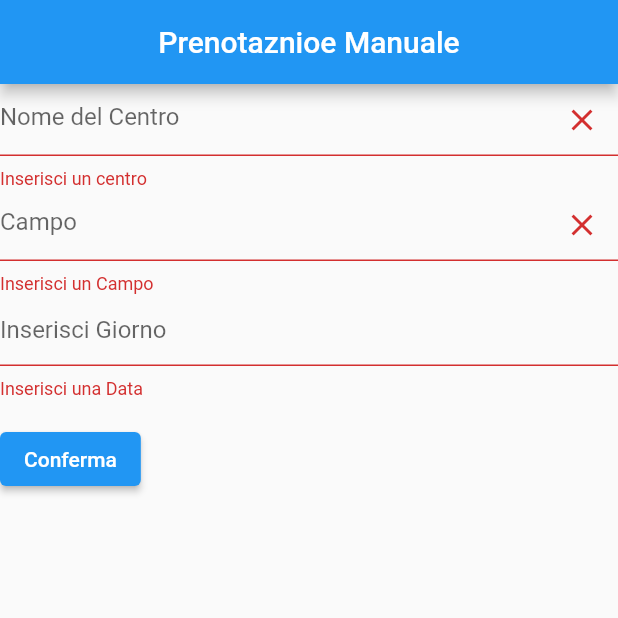
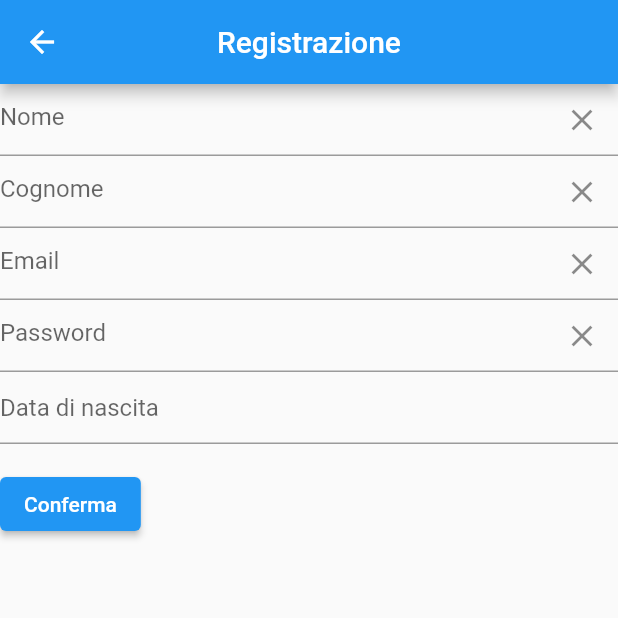
Before and after one commit to ClaudioDotani/sad-app-flutter, a Flutter app: the MyApp screen opened directly, after a tap on "Conferma", on a phone screen of 412 x 824 dp, the top half of it. Run offline on Flutter 3.47's test engine with Material 2 defaults, Android fonts, the phone set to English and light mode, and no system bars; network calls fail.

Commit message:
amm frnut o peeee

```diff
--- a/lib/Form.dart
+++ /dev/null
@@ -1,155 +0,0 @@
-import 'package:flutter/material.dart';
-
-//void main() => runApp(const MyApp());
-
-class MyApp extends StatelessWidget {
-  const MyApp({super.key});
-
-  final url = "";
-
-  @override
-  Widget build(BuildContext context) {
-    const appTitle = 'Consulta gli orari disponibili';
-
-    return Scaffold(
-      resizeToAvoidBottomInset: false,
-      appBar: AppBar(
-        centerTitle: true,
-        title: Text('Prenotaznioe Manuale'),
-      ),
-        body: MyCustomForm(),
-      );
-  }
-
-}
-
-// Create a Form widget.
-class MyCustomForm extends StatefulWidget {
-  const MyCustomForm({super.key});
-
-  @override
-  MyCustomFormState createState() {
-    return MyCustomFormState();
-  }
-}
-
-// Create a corresponding State class.
-// This class holds data related to the form.
-class MyCustomFormState extends State<MyCustomForm> {
-  final _formKey = GlobalKey<FormState>();
-
-  final _textControllerCentro = TextEditingController();
-  final _textControllerCampo = TextEditingController();
-  final _textControllerGiorno = TextEditingController();
-
-  String Centro = "" ;
-  late String Campo;
-  DateTime Giorno = new DateTime.now();
-
-
-  Future<void> _selectDate(BuildContext context) async {
-    final DateTime? picked = await showDatePicker(
-        context: context,
-        initialDate: Giorno,
-        firstDate: DateTime.now(),
-        lastDate: DateTime(2101));
-    if (picked != null && picked != Giorno) {
-      setState(() {
-        Giorno = picked;
-        _textControllerGiorno.text=Giorno.toString();
-      });
-    }
-  }
-
-
-
-  @override
-  Widget build(BuildContext context){
-    return Form(
-      key: _formKey,
-      child: Column(
-        crossAxisAlignment: CrossAxisAlignment.start,
-        children: [
-          TextFormField(
-            controller: _textControllerCentro,
-            validator: (value) {
-              if (value == null || value.isEmpty) {
-                return 'Inserisci un centro';
-              }
-              return null;
-            },
-            decoration: InputDecoration(
-                suffixIcon: IconButton(
-                    onPressed: () {
-                      _textControllerCentro.clear();
-                    },
-                    icon: Icon(Icons.clear)),
-                border: UnderlineInputBorder(),
-                hintText: 'Nome del Centro'),
-          ),
-          //A questo punto per far funzionare le cose, dovrei fare un bottone per ogni campo, e chiamarmi un setstate in ogni bottone, ma così fa cagare.
-          TextFormField(
-            controller: _textControllerCampo,
-            validator: (value) {
-              if (value == null || value.isEmpty) {
-                return 'Inserisci un Campo';
-              }
-              return null;
-            },
-            decoration:  InputDecoration(
-                suffixIcon: IconButton(
-                    onPressed: () {
-                      _textControllerCampo.clear();
-                    },
-                    icon: Icon(Icons.clear)),
-                border: UnderlineInputBorder(), hintText: 'Campo'
-            ),
-          ),
-          TextFormField(
-            controller: _textControllerGiorno,
-            onTap:  () => _selectDate(context),
-            validator: (value){
-              if(value == null || value.isEmpty){
-                return 'Inserisci una Data';
-              }
-              return null;
-            },
-            decoration: const InputDecoration(
-              border: UnderlineInputBorder(), hintText: 'Inserisci Giorno'
-            ),
-
-          ),
-          Padding(
-            padding: const EdgeInsets.symmetric(vertical: 16.0),
-            child: ElevatedButton(
-              onPressed: () {
-                setState(() {
-                  Centro = _textControllerCentro.text;
-                  Campo = _textControllerCampo.text;
-                });
-                // Validate returns true if the form is valid, or false otherwise.
-                if (_formKey.currentState!.validate()) {
-                  // If the form is valid, display a snackbar. In the real world,
-                  // you'd often call a server or save the information in a database.
-                  ScaffoldMessenger.of(context).showSnackBar(
-                    const SnackBar(content: Text('Processamnto dei dati')),
-                  );
-                }
-              },
-              child: const Text('Conferma'),
-            ),
-          ),
-        ],
-      ),
-    );
-  }
-
-  void onDateChangeCallback(DateTime data){
-    print(data);
-  }
-
-  String url_base = "https://sad-spring.azurewebsites.net";
-  String slash = "/";
-
-
-}
--- a/lib/LoginForm.dart
+++ b/lib/LoginForm.dart
@@ -1,6 +1,7 @@
 import 'package:flutter/cupertino.dart';
 import 'package:flutter/material.dart';
 import 'package:http/http.dart';
+import 'package:sad_flutter_app/Registrazione.dart';
 import 'dart:convert';
 import 'globals.dart' as globals;
 import 'Profilo.dart';
@@ -27,6 +28,7 @@ class MyLogin extends StatelessWidget {
                 style: TextStyle(fontSize: 30, fontWeight: FontWeight.w500),
               ),
             ),
+
           ),
           body: MyLoginForm(),
     );
@@ -123,6 +125,16 @@ class MyLoginFormState extends State<MyLoginForm> {
               child: const Text('Accedi'),
             ),
           ),
+          ElevatedButton(
+              onPressed: (){
+                Navigator.of(context).push(MaterialPageRoute(
+                    builder: (BuildContext context) => MyApp()));
+              },
+              child: Text("Registrati")
+          ),
+          const SizedBox(
+            height: 20,
+          ),
         ],
       ),
     );
--- /dev/null
+++ b/lib/Registrazione.dart
@@ -0,0 +1,233 @@
+import 'dart:convert';
+import 'package:flutter/material.dart';
+import 'package:http/http.dart';
+
+//void main() => runApp(const MyApp());
+
+class MyApp extends StatelessWidget {
+  const MyApp({super.key});
+
+  final url = "";
+
+  @override
+  Widget build(BuildContext context) {
+    const appTitle = 'Consulta gli orari disponibili';
+
+    return Scaffold(
+      resizeToAvoidBottomInset: false,
+      appBar: AppBar(
+        centerTitle: true,
+        title: Text('Registrazione'),
+      ),
+      body: MyCustomForm(),
+    );
+  }
+}
+
+// Create a Form widget.
+class MyCustomForm extends StatefulWidget {
+  const MyCustomForm({super.key});
+
+  @override
+  MyCustomFormState createState() {
+    return MyCustomFormState();
+  }
+}
+
+// Create a corresponding State class.
+// This class holds data related to the form.
+class MyCustomFormState extends State<MyCustomForm> {
+  final _formKey = GlobalKey<FormState>();
+
+  final _textControllerNome = TextEditingController();
+  final _textControllerCognome = TextEditingController();
+  final _textControllerEmail = TextEditingController();
+  final _textControllerPassword = TextEditingController();
+  final _textControllerGiorno = TextEditingController();
+
+  String Nome = "";
+  String Cognome = "";
+  String Password = "";
+  String Email = "";
+
+  DateTime Giorno = new DateTime.now();
+
+  Future<void> _selectDate(BuildContext context) async {
+    final DateTime? picked = await showDatePicker(
+        context: context,
+        initialDate: Giorno,
+        firstDate: DateTime.now(),
+        lastDate: DateTime(2101));
+    if (picked != null && picked != Giorno) {
+      setState(() {
+        Giorno = picked;
+        _textControllerGiorno.text = Giorno.toString();
+      });
+    }
+  }
+//https://sad-spring.azurewebsites.net/InsertUtente
+
+  void postData() async {
+    Map user = {
+      "nome": _textControllerNome.text,
+      "cognome": _textControllerCognome.text,
+      "email": _textControllerEmail.text,
+      "password": _textControllerPassword.text,
+    };
+    String bUser = json.encode(user);
+    print(bUser);
+    try {
+      String url = "https://sad-spring.azurewebsites.net/InsertUtente";
+      final response = await post(
+        Uri.parse(url),
+        headers: <String, String>{
+          'Content-Type': 'application/json; charset=UTF-8',
+        },
+        body: bUser,
+      );
+      print(response.statusCode);
+      var utente = json.decode(response.body);
+      print(utente.toString());
+      } catch (err) {
+      print(err);
+    }
+  }
+
+
+  /*postData() async {
+    print("Inizia la post");
+    try {
+      var response = await http.post(
+        Uri.parse("https://sad-spring.azurewebsites.net/InsertUtente"),
+        headers: {'Content-Type': 'application/json'},
+        body: {
+          "nome": _textControllerNome.text,
+          "cognome": _textControllerCognome.text,
+          "email": _textControllerEmail.text,
+          "password": _textControllerPassword.text,
+        },
+      );
+      print(response.body);
+      if (response.statusCode >= 400) {
+        ScaffoldMessenger.of(context).showSnackBar(
+          const SnackBar(content: Text('Errore Registrazione')),
+        );
+      } else {
+        ScaffoldMessenger.of(context).showSnackBar(
+          const SnackBar(content: Text('Processamnto dei dati')),
+        );
+      }
+    } catch (e) {
+      print(e);
+    }
+  }*/
+
+  @override
+  Widget build(BuildContext context) {
+    return Form(
+      key: _formKey,
+      child: Column(
+        crossAxisAlignment: CrossAxisAlignment.start,
+        children: [
+          TextFormField(
+            controller: _textControllerNome,
+            validator: (value) {
+              if (value == null || value.isEmpty) {
+                return 'Inserisci il Nome';
+              }
+              return null;
+            },
+            decoration: InputDecoration(
+                suffixIcon: IconButton(
+                    onPressed: () {
+                      _textControllerNome.clear();
+                    },
+                    icon: Icon(Icons.clear)),
+                border: UnderlineInputBorder(),
+                hintText: 'Nome'),
+          ),
+          //A questo punto per far funzionare le cose, dovrei fare un bottone per ogni campo, e chiamarmi un setstate in ogni bottone, ma così fa cagare.
+          TextFormField(
+            controller: _textControllerCognome,
+            validator: (value) {
+              if (value == null || value.isEmpty) {
+                return 'Inserisci il Cognome';
+              }
+              return null;
+            },
+            decoration: InputDecoration(
+                suffixIcon: IconButton(
+                    onPressed: () {
+                      _textControllerCognome.clear();
+                    },
+                    icon: Icon(Icons.clear)),
+                border: UnderlineInputBorder(),
+                hintText: 'Cognome'),
+          ),
+          TextFormField(
+            controller: _textControllerEmail,
+            validator: (value) {
+              if (value == null || value.isEmpty) {
+                return 'Inserisci un Email';
+              }
+              return null;
+            },
+            decoration: InputDecoration(
+                suffixIcon: IconButton(
+                    onPressed: () {
+                      _textControllerEmail.clear();
+                    },
+                    icon: Icon(Icons.clear)),
+                border: UnderlineInputBorder(),
+                hintText: 'Email'),
+          ),
+          TextFormField(
+            controller: _textControllerPassword,
+            obscureText: true,
+            enableSuggestions: false,
+            autocorrect: false,
+            validator: (value) {
+              if (value == null || value.isEmpty) {
+                return 'Inserisci Password';
+              }
+              return null;
+            },
+            decoration: InputDecoration(
+                suffixIcon: IconButton(
+                    onPressed: () {
+                      _textControllerPassword.clear();
+                    },
+                    icon: Icon(Icons.clear)),
+                border: UnderlineInputBorder(),
+                hintText: 'Password'),
+          ),
+          TextFormField(
+            controller: _textControllerGiorno,
+            onTap: () => _selectDate(context),
+            validator: (value) {
+              if (value == null || value.isEmpty) {
+                return 'Inserire una Data di Nascita';
+              }
+              return null;
+            },
+            decoration: const InputDecoration(
+                border: UnderlineInputBorder(), hintText: 'Data di nascita'),
+          ),
+          Padding(
+            padding: const EdgeInsets.symmetric(vertical: 16.0),
+            child: ElevatedButton(
+              onPressed: postData,
+              child: const Text('Conferma'),
+            ),
+
+            // Validate returns true if the form is valid, or false otherwise.
+          ),
+        ],
+      ),
+    );
+  }
+
+  void onDateChangeCallback(DateTime data) {
+    print(data);
+  }
+}
--- a/lib/navBar.dart
+++ b/lib/navBar.dart
@@ -1,7 +1,7 @@
 import 'package:flutter/cupertino.dart';
 import 'package:flutter/material.dart';
 import 'package:sad_flutter_app/Centri_Sportivi.dart';
-import 'package:sad_flutter_app/Form.dart';
+import 'package:sad_flutter_app/Registrazione.dart';
 import 'package:sad_flutter_app/Campi.dart';
 import 'package:sad_flutter_app/LoginForm.dart';
 import 'package:sad_flutter_app/main.dart';
@@ -49,12 +49,12 @@ class _Nav_BarState extends State<Nav_Bar> {
                   child: Centri_Sportivi(),
                 );
               });
-            case 1:
+            /*case 1:
               return CupertinoTabView(builder: (context) {
                 return const CupertinoPageScaffold(
                   child: Page3(),
                 );
-              });
+              });*/
             case 2:
               return CupertinoTabView(builder: (context) {
                 return const CupertinoPageScaffold(
@@ -94,7 +94,7 @@ class Page1 extends StatelessWidget {
   }
 }*/
 
-class Page3 extends StatelessWidget {
+/*class Page3 extends StatelessWidget {
   const Page3({Key? key}) : super(key: key);
 
   @override
@@ -103,7 +103,7 @@ class Page3 extends StatelessWidget {
       child: MaterialApp(home: MyApp()),
     );
   }
-}
+}*/
 
 class Page4 extends StatelessWidget {
   const Page4({Key? key}) : super(key: key);
--- a/lib/viewOrari.dart
+++ b/lib/viewOrari.dart
@@ -37,9 +37,9 @@ class OrariViewState extends State<OrariView> {
           "/" +
           Giorno.millisecondsSinceEpoch.toString();
       final response = await get(Uri.parse(url));
-      print(url);
-      print("orari");
-      print(response.body);
+      //print(url);
+      //print("orari");
+      //print(response.body);
       final jsonData = jsonDecode(response.body) as List;
 
       setState(() {
```
